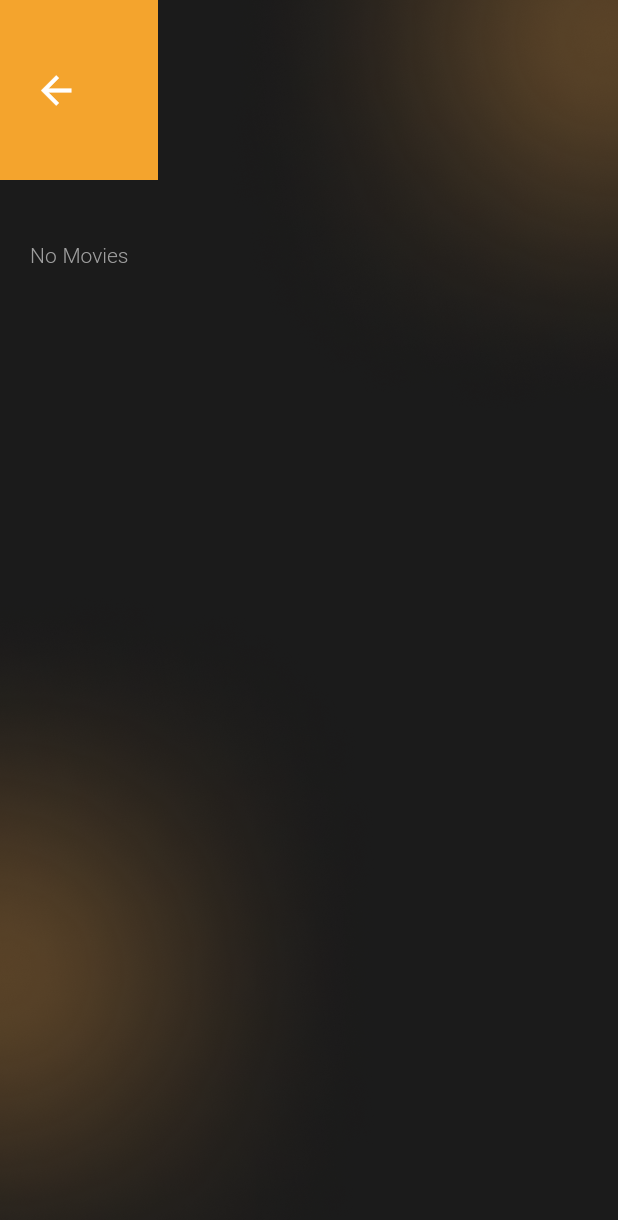
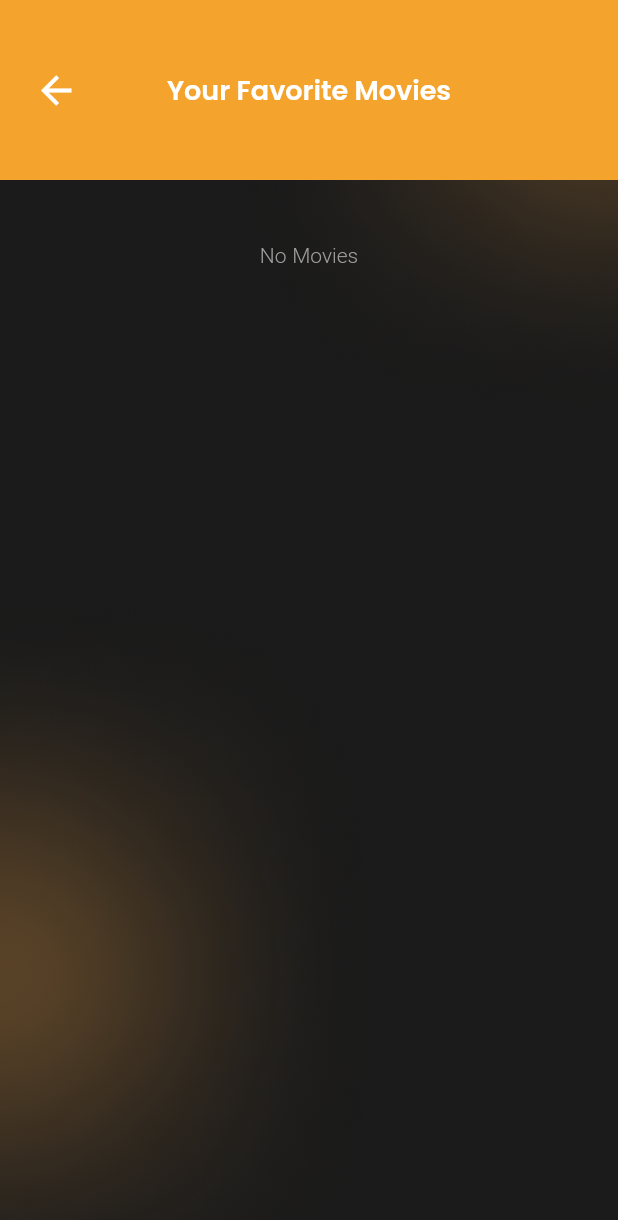
Before and after one commit to zakoraa/movie-app, a Flutter app: the FavoriteMoviesView screen opened directly, on a phone screen of 412 x 824 dp. Shown: the top 1220 px of the screen. Run offline on Flutter 3.47's test engine with Material 2 defaults, Android fonts, the phone set to English and light mode, and no system bars; our stand-ins replace carousel_slider, flutter_dotenv, get, get_storage, google_fonts, image_picker and 2 more; accounts and stored records are empty.

Commit message:
fix: fix favorite movies page view problem

```diff
--- a/lib/module/favoriteMovies/view/favorite_movies_view.dart
+++ b/lib/module/favoriteMovies/view/favorite_movies_view.dart
@@ -17,6 +17,9 @@ class FavoriteMoviesView extends StatelessWidget {
           height: Get.height,
           width: Get.width,
           child: ScaffoldBackgroundTemplate(
+              child: SizedBox(
+                height: Get.height,
+                width: Get.width,
                 child: Stack(children: [
                           SingleChildScrollView(
                 physics: const BouncingScrollPhysics(),
@@ -29,6 +32,7 @@ class FavoriteMoviesView extends StatelessWidget {
                               listMovie: movieDetailsController.favMovies)
                           : const Padding(
                               padding: EdgeInsets.only(top: 10),
+                              child: Center(
                                 child: Text(
                                   "No Movies",
                                   style: TextStyle(
@@ -36,6 +40,7 @@ class FavoriteMoviesView extends StatelessWidget {
                                       fontFamily: "normal",
                                       fontSize: 14,
                                       fontWeight: FontWeight.w300),
+                                ),
                               ),
                             )
                     ],
@@ -47,7 +52,8 @@ class FavoriteMoviesView extends StatelessWidget {
                 title: "Your Favorite Movies",
                 fontSize: 18,
                           )
-          ]))),
+                        ]),
+              ))),
     );
   }
 }
```
Lines whose indentation alone changed are shown as unchanged.
